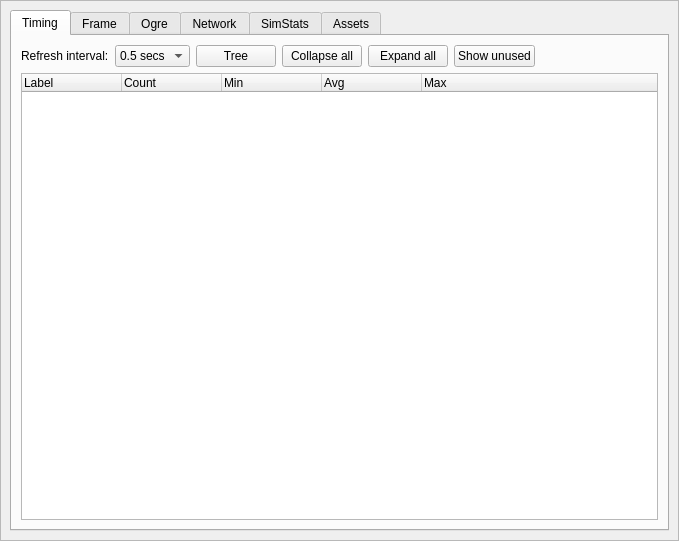
Qt form bin/data/ui/profiler.ui (realXtend/tundra) before a commit.
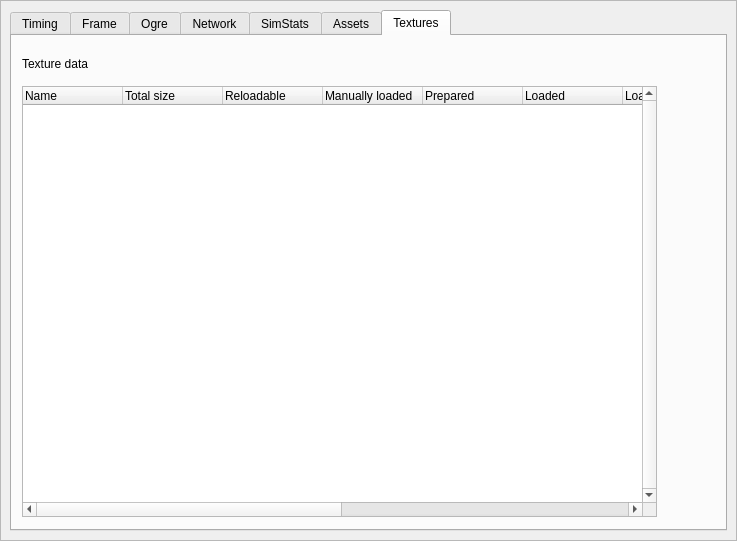
The same form after that commit. The open tabs and pages were chosen to show the change.

Commit message: Added a texture asset tab, which contains ogre information of loaded textures.

The edit to the form file:
```diff
--- a/bin/data/ui/profiler.ui
+++ b/bin/data/ui/profiler.ui
@@ -6,7 +6,7 @@
    <rect>
     <x>0</x>
     <y>0</y>
-    <width>679</width>
+    <width>737</width>
     <height>541</height>
    </rect>
   </property>
@@ -1354,6 +1354,106 @@
           </item>
          </layout>
         </widget>
+        <widget class="QWidget" name="textures">
+         <attribute name="title">
+          <string>Textures</string>
+         </attribute>
+         <widget class="QTreeWidget" name="textureDataTree">
+          <property name="geometry">
+           <rect>
+            <x>10</x>
+            <y>50</y>
+            <width>635</width>
+            <height>431</height>
+           </rect>
+          </property>
+          <property name="sizePolicy">
+           <sizepolicy hsizetype="Expanding" vsizetype="Expanding">
+            <horstretch>0</horstretch>
+            <verstretch>0</verstretch>
+           </sizepolicy>
+          </property>
+          <property name="verticalScrollBarPolicy">
+           <enum>Qt::ScrollBarAlwaysOn</enum>
+          </property>
+          <property name="horizontalScrollBarPolicy">
+           <enum>Qt::ScrollBarAlwaysOn</enum>
+          </property>
+          <column>
+           <property name="text">
+            <string>Name</string>
+           </property>
+          </column>
+          <column>
+           <property name="text">
+            <string>Total size</string>
+           </property>
+          </column>
+          <column>
+           <property name="text">
+            <string>Reloadable</string>
+           </property>
+          </column>
+          <column>
+           <property name="text">
+            <string>Manually loaded</string>
+           </property>
+          </column>
+          <column>
+           <property name="text">
+            <string>Prepared</string>
+           </property>
+          </column>
+          <column>
+           <property name="text">
+            <string>Loaded</string>
+           </property>
+          </column>
+          <column>
+           <property name="text">
+            <string>Loading</string>
+           </property>
+          </column>
+          <column>
+           <property name="text">
+            <string>Loading state</string>
+           </property>
+          </column>
+          <column>
+           <property name="text">
+            <string>Background loaded</string>
+           </property>
+          </column>
+          <column>
+           <property name="text">
+            <string>Group</string>
+           </property>
+          </column>
+          <column>
+           <property name="text">
+            <string>Origin</string>
+           </property>
+          </column>
+          <column>
+           <property name="text">
+            <string>State count</string>
+           </property>
+          </column>
+         </widget>
+         <widget class="QLabel" name="texture_label">
+          <property name="geometry">
+           <rect>
+            <x>10</x>
+            <y>20</y>
+            <width>101</width>
+            <height>16</height>
+           </rect>
+          </property>
+          <property name="text">
+           <string>Texture data</string>
+          </property>
+         </widget>
+        </widget>
        </widget>
       </item>
      </layout>
```
Left out of the diff: 2 changed lines with no effect on the pictures. The commit also changes 2 other files.
